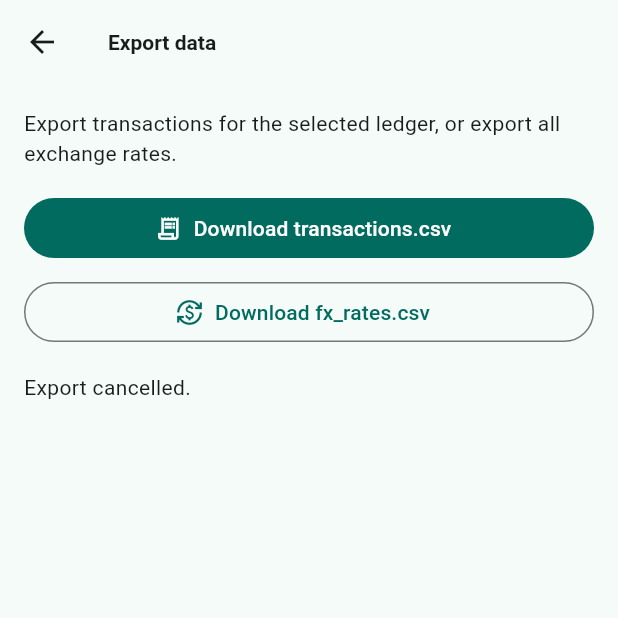
After one commit to glavoy/money, a Flutter app: the ExportScreen screen opened directly, after a tap on "Download transactions.csv", after a tap on "Download fx_rates.csv", on a phone screen of 412 x 824 dp, the top half of it. The commit adds this screen. Run offline on Flutter 3.47's test engine with Material 3 defaults, Android fonts, the phone set to English and light mode, and no system bars; our stand-ins replace csv, drift, file_picker, fl_chart, flutter_riverpod, package_info_plus and 1 more; accounts and stored records are empty; generated files the repository leaves out were written again.

Commit message:
Add CSV export screen

```diff
--- a/lib/data/database.dart
+++ b/lib/data/database.dart
@@ -445,6 +445,18 @@ class AppDatabase extends _$AppDatabase {
     return q.get();
   }
 
+  Future<List<Transaction>> getTransactionsForExport({
+    required String ledgerId,
+  }) {
+    final q = select(transactions)
+      ..where((t) => t.deleted.equals(false) & t.ledgerId.equals(ledgerId))
+      ..orderBy([
+        (t) => OrderingTerm.asc(t.date),
+        (t) => OrderingTerm.asc(t.createdAt),
+      ]);
+    return q.get();
+  }
+
   /// Inserts or replaces, bumping updated_at so sync picks it up.
   Future<void> upsertTransaction(TransactionsCompanion companion) async {
     await into(transactions).insertOnConflictUpdate(
@@ -484,6 +496,13 @@ class AppDatabase extends _$AppDatabase {
             r.date.isBiggerOrEqualValue(from) &
             r.date.isSmallerOrEqualValue(to),
       )
+      ..orderBy([(r) => OrderingTerm.asc(r.date)]);
+    return q.get();
+  }
+
+  Future<List<FxRate>> getFxRatesForExport() {
+    final q = select(fxRates)
+      ..where((r) => r.deleted.equals(false))
       ..orderBy([(r) => OrderingTerm.asc(r.date)]);
     return q.get();
   }
--- /dev/null
+++ b/lib/features/export/csv_export.dart
@@ -0,0 +1,59 @@
+import 'package:csv/csv.dart';
+
+import '../../data/database.dart';
+
+const transactionsExportFileName = 'transactions.csv';
+const fxRatesExportFileName = 'fx_rates.csv';
+
+String transactionsToCsv(List<Transaction> transactions) {
+  final rows = <List<Object?>>[
+    [
+      'id',
+      'date',
+      'kind',
+      'amount',
+      'account_id',
+      'category_id',
+      'to_account_id',
+      'to_amount',
+      'note',
+    ],
+    for (final tx in transactions)
+      [
+        tx.id,
+        _dateOnly(tx.date),
+        tx.kind,
+        tx.amount,
+        tx.accountId,
+        tx.categoryId,
+        tx.toAccountId,
+        tx.toAmount,
+        tx.note,
+      ],
+  ];
+  return const CsvEncoder().convert(rows);
+}
+
+String fxRatesToCsv(List<FxRate> rates) {
+  final rows = <List<Object?>>[
+    ['id', 'date', 'usd_ugx', 'cad_ugx', 'usd_cad', 'source'],
+    for (final rate in rates)
+      [
+        rate.id,
+        _dateOnly(rate.date),
+        rate.usdUgx,
+        rate.cadUgx,
+        rate.usdCad,
+        rate.source,
+      ],
+  ];
+  return const CsvEncoder().convert(rows);
+}
+
+String _dateOnly(DateTime value) {
+  final utc = value.toUtc();
+  final year = utc.year.toString().padLeft(4, '0');
+  final month = utc.month.toString().padLeft(2, '0');
+  final day = utc.day.toString().padLeft(2, '0');
+  return '$year-$month-$day';
+}
--- /dev/null
+++ b/lib/features/export/export_screen.dart
@@ -0,0 +1,109 @@
+import 'dart:convert';
+
+import 'package:file_picker/file_picker.dart' as file_picker;
+import 'package:flutter/material.dart';
+import 'package:flutter_riverpod/flutter_riverpod.dart';
+
+import '../../shared/providers.dart';
+import 'csv_export.dart';
+
+class ExportScreen extends ConsumerStatefulWidget {
+  const ExportScreen({super.key});
+
+  @override
+  ConsumerState<ExportScreen> createState() => _ExportScreenState();
+}
+
+class _ExportScreenState extends ConsumerState<ExportScreen> {
+  bool _busy = false;
+  String? _message;
+
+  Future<void> _saveCsv({
+    required String fileName,
+    required Future<String> Function() buildContent,
+  }) async {
+    setState(() {
+      _busy = true;
+      _message = null;
+    });
+
+    try {
+      final content = await buildContent();
+      final path = await file_picker.FilePicker.saveFile(
+        dialogTitle: 'Save $fileName',
+        fileName: fileName,
+        type: file_picker.FileType.custom,
+        allowedExtensions: ['csv'],
+        bytes: utf8.encode(content),
+      );
+      if (!mounted) return;
+      setState(() {
+        _message = path == null ? 'Export cancelled.' : 'Saved $fileName.';
+      });
+    } catch (e) {
+      if (!mounted) return;
+      setState(() => _message = 'Export failed: $e');
+    } finally {
+      if (mounted) setState(() => _busy = false);
+    }
+  }
+
+  Future<void> _saveTransactions() {
+    return _saveCsv(
+      fileName: transactionsExportFileName,
+      buildContent: () async {
+        final db = ref.read(databaseProvider);
+        final ledgerId = ref.read(selectedLedgerProvider);
+        final transactions = await db.getTransactionsForExport(
+          ledgerId: ledgerId,
+        );
+        return transactionsToCsv(transactions);
+      },
+    );
+  }
+
+  Future<void> _saveFxRates() {
+    return _saveCsv(
+      fileName: fxRatesExportFileName,
+      buildContent: () async {
+        final rates = await ref.read(databaseProvider).getFxRatesForExport();
+        return fxRatesToCsv(rates);
+      },
+    );
+  }
+
+  @override
+  Widget build(BuildContext context) {
+    return Scaffold(
+      appBar: AppBar(title: const Text('Export data')),
+      body: ListView(
+        padding: const EdgeInsets.all(16),
+        children: [
+          const Text(
+            'Export transactions for the selected ledger, or export all exchange rates.',
+          ),
+          const SizedBox(height: 16),
+          FilledButton.icon(
+            onPressed: _busy ? null : _saveTransactions,
+            icon: const Icon(Icons.receipt_long_outlined),
+            label: const Text('Download transactions.csv'),
+          ),
+          const SizedBox(height: 8),
+          OutlinedButton.icon(
+            onPressed: _busy ? null : _saveFxRates,
+            icon: const Icon(Icons.currency_exchange_outlined),
+            label: const Text('Download fx_rates.csv'),
+          ),
+          if (_busy) ...[
+            const SizedBox(height: 16),
+            const LinearProgressIndicator(),
+          ],
+          if (_message != null) ...[
+            const SizedBox(height: 16),
+            Text(_message!),
+          ],
+        ],
+      ),
+    );
+  }
+}
--- a/lib/features/settings/settings_screen.dart
+++ b/lib/features/settings/settings_screen.dart
@@ -4,6 +4,7 @@ import 'package:package_info_plus/package_info_plus.dart';
 
 import '../../shared/providers.dart';
 import '../../shared/widgets.dart';
+import '../export/export_screen.dart';
 import '../import/import_screen.dart';
 import 'accounts_manage_screen.dart';
 import 'categories_screen.dart';
@@ -84,6 +85,15 @@ class SettingsScreen extends ConsumerWidget {
           onTap: () => Navigator.push(
             context,
             MaterialPageRoute(builder: (_) => const ImportScreen()),
+          ),
+        ),
+        _SettingsTile(
+          icon: Icons.download_outlined,
+          title: 'Export data',
+          subtitle: 'Download transactions.csv and fx_rates.csv',
+          onTap: () => Navigator.push(
+            context,
+            MaterialPageRoute(builder: (_) => const ExportScreen()),
           ),
         ),
         const Padding(
--- a/pubspec.yaml
+++ b/pubspec.yaml
@@ -16,7 +16,7 @@ publish_to: 'none' # Remove this line if you wish to publish to pub.dev
 # https://developer.apple.com/library/archive/documentation/General/Reference/InfoPlistKeyReference/Articles/CoreFoundationKeys.html
 # In Windows, build-name is used as the major, minor, and patch parts
 # of the product and file versions while build-number is used as the build suffix.
-version: 1.1.0
+version: 1.1.0+1
 
 environment:
   sdk: ^3.12.2
```
Also changed, not shown: 1 other file.
